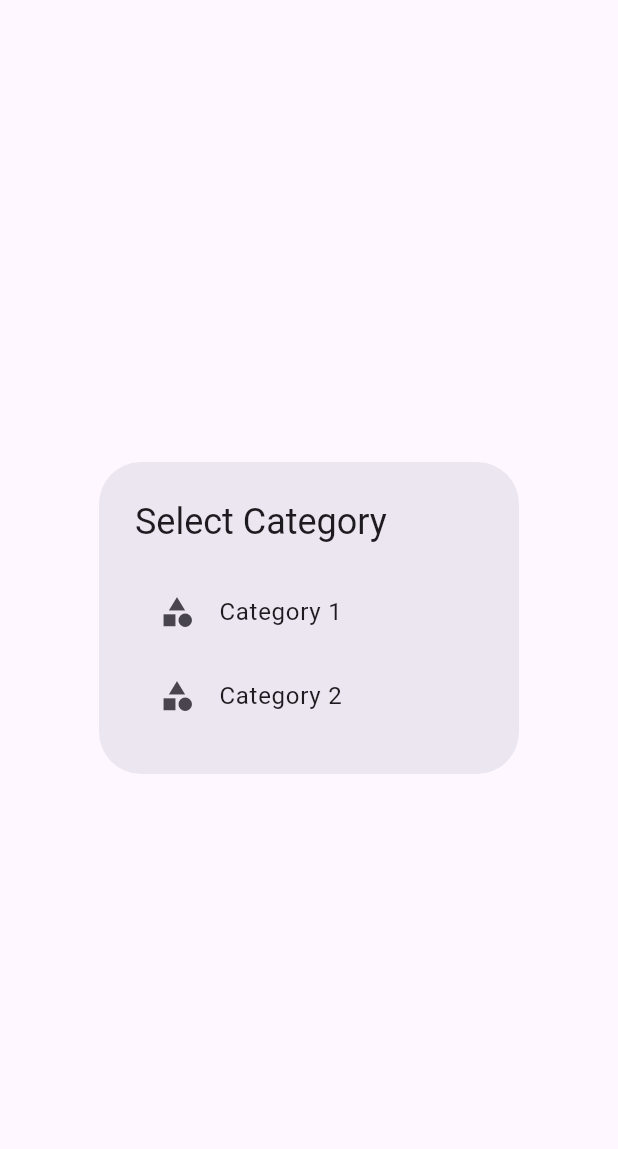
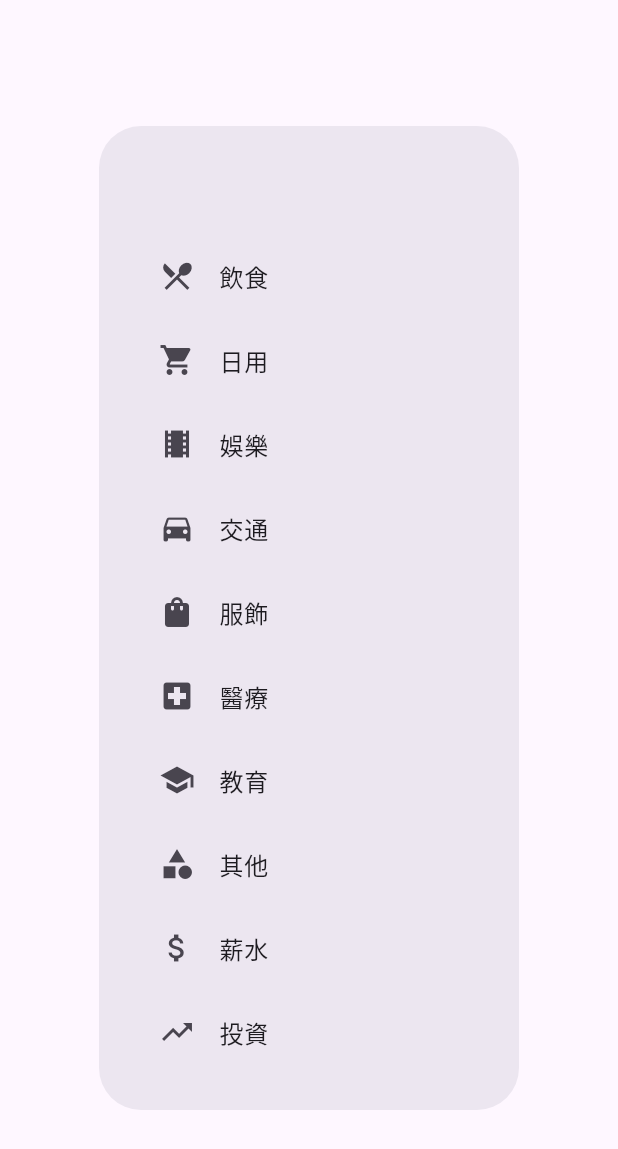
Before and after one commit to JiMoneyApp/JiMoney-Frontend, a Flutter app: the CategoryDialog widget shown alone on an empty page, opened directly with empty values, on a phone screen of 412 x 824 dp. Shown: the top 1149 px of the screen. Run offline on Flutter 3.47's test engine with Material 3 defaults, Android fonts, the phone set to English and light mode, and no system bars; our stand-ins replace bloc, flutter_bloc, flutter_speed_dial, get_it, go_router.

Commit message:
category selected

```diff
--- a/lib/feature/AfterLogin/widgets/categorydialog.dart
+++ b/lib/feature/AfterLogin/widgets/categorydialog.dart
@@ -1,30 +1,95 @@
 import 'package:flutter/material.dart';
+import 'package:get_it/get_it.dart';
+import 'package:jimoney_frontend/feature/common/categories.dart';
 
 class CategoryDialog extends StatelessWidget {
   final Function(String) onCategorySelected;
 
   CategoryDialog({required this.onCategorySelected});
-
   @override
   Widget build(BuildContext context) {
     return AlertDialog(
-      title: Text('Select Category'),
+      title: Text(''),
       content: Column(
         mainAxisSize: MainAxisSize.min,
         children: [
           ListTile(
-            leading: Icon(Icons.category),
-            title: Text('Category 1'),
+            leading: Icon(CategoryItem.food.icon),
+            title: Text(CategoryItem.food.name),
             onTap: () {
-              onCategorySelected('Category 1');
+              onCategorySelected(CategoryItem.food.name);
               Navigator.pop(context);
             },
           ),
           ListTile(
-            leading: Icon(Icons.category),
-            title: Text('Category 2'),
+            leading: Icon(CategoryItem.daily.icon),
+            title: Text(CategoryItem.daily.name),
             onTap: () {
-              onCategorySelected('Category 2');
+              onCategorySelected(CategoryItem.daily.name);
+              Navigator.pop(context);
+            },
+          ),
+          ListTile(
+            leading: Icon(CategoryItem.entertainment.icon),
+            title: Text(CategoryItem.entertainment.name),
+            onTap: () {
+              onCategorySelected(CategoryItem.entertainment.name);
+              Navigator.pop(context);
+            },
+          ),
+          ListTile(
+            leading: Icon(CategoryItem.traffic.icon),
+            title: Text(CategoryItem.traffic.name),
+            onTap: () {
+              onCategorySelected(CategoryItem.traffic.name);
+              Navigator.pop(context);
+            },
+          ),
+          ListTile(
+            leading: Icon(CategoryItem.cloth.icon),
+            title: Text(CategoryItem.cloth.name),
+            onTap: () {
+              onCategorySelected(CategoryItem.cloth.name);
+              Navigator.pop(context);
+            },
+          ),
+          ListTile(
+            leading: Icon(CategoryItem.med.icon),
+            title: Text(CategoryItem.med.name),
+            onTap: () {
+              onCategorySelected(CategoryItem.med.name);
+              Navigator.pop(context);
+            },
+          ),
+          ListTile(
+            leading: Icon(CategoryItem.education.icon),
+            title: Text(CategoryItem.education.name),
+            onTap: () {
+              onCategorySelected(CategoryItem.education.name);
+              Navigator.pop(context);
+            },
+          ),
+          ListTile(
+            leading: Icon(CategoryItem.others.icon),
+            title: Text(CategoryItem.others.name),
+            onTap: () {
+              onCategorySelected(CategoryItem.others.name);
+              Navigator.pop(context);
+            },
+          ),
+          ListTile(
+            leading: Icon(CategoryItem.salary.icon),
+            title: Text(CategoryItem.salary.name),
+            onTap: () {
+              onCategorySelected(CategoryItem.salary.name);
+              Navigator.pop(context);
+            },
+          ),
+          ListTile(
+            leading: Icon(CategoryItem.invest.icon),
+            title: Text(CategoryItem.invest.name),
+            onTap: () {
+              onCategorySelected(CategoryItem.invest.name);
               Navigator.pop(context);
             },
           ),
--- a/lib/feature/AfterLogin/widgets/floating_action_button.dart
+++ b/lib/feature/AfterLogin/widgets/floating_action_button.dart
@@ -1,3 +1,4 @@
+import 'package:flutter/foundation.dart';
 import 'package:flutter/material.dart';
 import 'package:flutter_bloc/flutter_bloc.dart';
 import 'package:flutter_speed_dial/flutter_speed_dial.dart';
@@ -18,6 +19,7 @@ class FloatingActionButtonExample extends StatefulWidget {
 class _FloatingActionButtonExampleState
     extends State<FloatingActionButtonExample> {
   final UserInfo userInfo = GetIt.instance<UserInfo>();
+  final Category category = GetIt.instance<Category>();
   Future<void> _fetchDatas() async {
     //print("ERRORCHECCK1");
     final DataService dataService = GetIt.instance<DataService>();
--- /dev/null
+++ b/lib/feature/common/categories.dart
@@ -0,0 +1,71 @@
+import 'package:flutter/material.dart';
+
+enum CategoryType {
+  Food,
+  Daily,
+  Entertainment,
+  Traffic,
+  Cloth,
+  Med,
+  Education,
+  Others,
+  Salary,
+  Invest,
+}
+
+class CategoryItem {
+  final String name;
+  final IconData icon;
+
+  CategoryItem({required this.name, required this.icon});
+
+  // 静态成员变量存储不同类型的 CategoryItem 对象
+  static final CategoryItem food =
+      CategoryItem(name: '飲食', icon: Icons.restaurant_menu);
+  static final CategoryItem daily =
+      CategoryItem(name: '日用', icon: Icons.shopping_cart);
+  static final CategoryItem entertainment =
+      CategoryItem(name: '娛樂', icon: Icons.local_movies);
+  static final CategoryItem traffic =
+      CategoryItem(name: '交通', icon: Icons.directions_car);
+  static final CategoryItem cloth =
+      CategoryItem(name: '服飾', icon: Icons.shopping_bag);
+  static final CategoryItem med =
+      CategoryItem(name: '醫療', icon: Icons.local_hospital);
+  static final CategoryItem education =
+      CategoryItem(name: '教育', icon: Icons.school);
+  static final CategoryItem others =
+      CategoryItem(name: '其他', icon: Icons.category);
+  static final CategoryItem salary =
+      CategoryItem(name: '薪水', icon: Icons.attach_money);
+  static final CategoryItem invest =
+      CategoryItem(name: '投資', icon: Icons.trending_up);
+
+  // 静态方法根据枚举值创建对象
+  factory CategoryItem.fromType(CategoryType type) {
+    switch (type) {
+      case CategoryType.Food:
+        return food;
+      case CategoryType.Daily:
+        return daily;
+      case CategoryType.Entertainment:
+        return entertainment;
+      case CategoryType.Traffic:
+        return traffic;
+      case CategoryType.Cloth:
+        return cloth;
+      case CategoryType.Med:
+        return med;
+      case CategoryType.Education:
+        return education;
+      case CategoryType.Others:
+        return others;
+      case CategoryType.Salary:
+        return salary;
+      case CategoryType.Invest:
+        return invest;
+      default:
+        throw Exception('Unknown CategoryType: $type');
+    }
+  }
+}
--- a/lib/locator.dart
+++ b/lib/locator.dart
@@ -1,3 +1,5 @@
+import 'package:flutter/foundation.dart';
+import 'package:flutter/material.dart';
 import 'package:get_it/get_it.dart';
 import 'package:jimoney_frontend/ApiServices/fetchledger.dart';
 import 'package:jimoney_frontend/ApiServices/fetchuser.dart';
@@ -7,6 +9,7 @@ import 'package:jimoney_frontend/ApiServices/updateledger.dart';
 import 'package:jimoney_frontend/ApiServices/fetchdata.dart';
 import 'package:jimoney_frontend/authentication/Login/bloc/login_bloc.dart';
 import 'package:jimoney_frontend/authentication/Register/bloc/register_bloc.dart';
+import 'package:jimoney_frontend/feature/common/categories.dart';
 import 'package:jimoney_frontend/feature/common/user_info.dart';
 
 final locator = GetIt.instance;
```
Also changed, not shown: lib/feature/AfterLogin/common/data_change.dart (deleted, +0 -35 lines), 1 other file.
